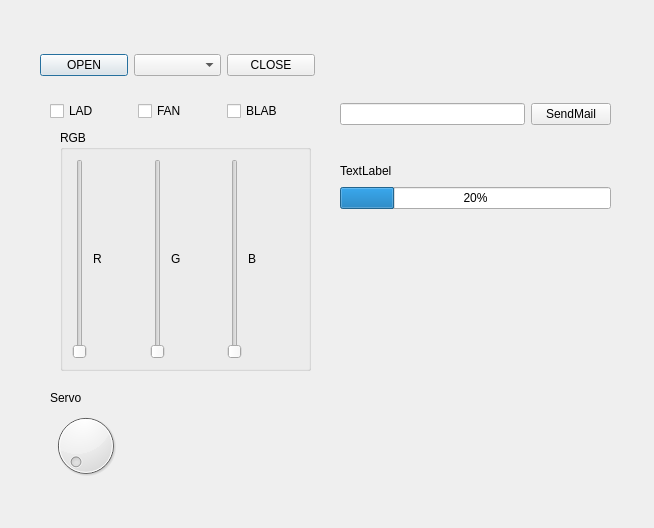
Old version of the form Dizain.ui in the repository Maker089/Interface_for_TRVNA.
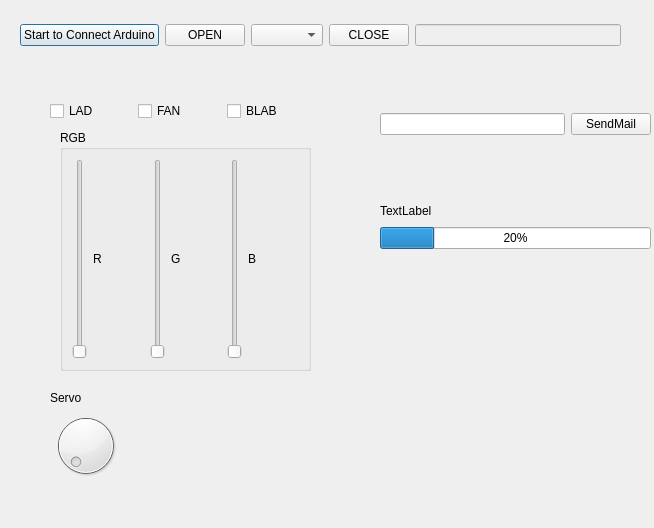
New version of the form.

Patch:
```diff
--- a/Dizain.ui
+++ b/Dizain.ui
@@ -16,13 +16,20 @@
   <widget class="QWidget" name="layoutWidget">
    <property name="geometry">
     <rect>
-     <x>40</x>
-     <y>50</y>
-     <width>275</width>
+     <x>20</x>
+     <y>20</y>
+     <width>601</width>
      <height>30</height>
     </rect>
    </property>
    <layout class="QHBoxLayout" name="horizontalLayout">
+    <item>
+     <widget class="QPushButton" name="ArduinoConnectButton">
+      <property name="text">
+       <string>Start to Connect Arduino</string>
+      </property>
+     </widget>
+    </item>
     <item>
      <widget class="QPushButton" name="OpenPortButton">
       <property name="text">
@@ -40,6 +47,16 @@
       </property>
      </widget>
     </item>
+    <item>
+     <widget class="QLineEdit" name="MailWindow">
+      <property name="enabled">
+       <bool>false</bool>
+      </property>
+      <property name="frame">
+       <bool>true</bool>
+      </property>
+     </widget>
+    </item>
    </layout>
   </widget>
   <widget class="QWidget" name="layoutWidget">
@@ -167,8 +184,8 @@
   <widget class="QWidget" name="layoutWidget">
    <property name="geometry">
     <rect>
-     <x>340</x>
-     <y>70</y>
+     <x>380</x>
+     <y>80</y>
      <width>271</width>
      <height>89</height>
     </rect>
@@ -189,8 +206,8 @@
   <widget class="QWidget" name="layoutWidget">
    <property name="geometry">
     <rect>
-     <x>340</x>
-     <y>160</y>
+     <x>380</x>
+     <y>200</y>
      <width>271</width>
      <height>49</height>
     </rect>
```
